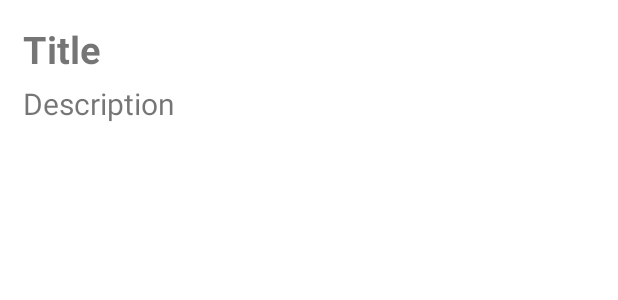
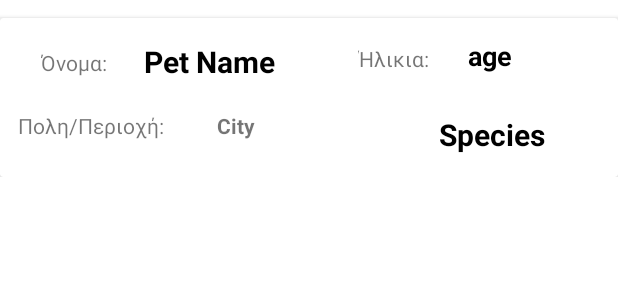
Before and after one commit to SimosNeopoulos/AdoptMe, an Android app: the layout post_entry.xml on its own in the app's theme, with its tools: preview values and no code run, on a phone screen of 412 x 824 dp. Shown: the top 300 px of the screen. Run offline under Robolectric (Android 15) with nearby library versions, the phone set to English and light mode, and no system bars.

Commit message:
change layout in posts

```diff
--- a/app/src/main/java/com/example/adoptme/LoginActivity.java
+++ b/app/src/main/java/com/example/adoptme/LoginActivity.java
@@ -58,6 +58,5 @@ public class LoginActivity extends AppCompatActivity {
         }
         sessionManager.saveSession(user);
         goToMainPage();
-
     }
 }
--- a/app/src/main/java/com/example/adoptme/PostAdapter.java
+++ b/app/src/main/java/com/example/adoptme/PostAdapter.java
@@ -1,18 +1,16 @@
 package com.example.adoptme;
 
 import android.content.Context;
-import android.graphics.BitmapFactory;
 import android.view.LayoutInflater;
 import android.view.View;
 import android.view.ViewGroup;
 import android.widget.ArrayAdapter;
-import android.widget.EditText;
-import android.widget.ImageView;
+
 import android.widget.TextView;
 
 import androidx.annotation.NonNull;
 import androidx.annotation.Nullable;
-import androidx.recyclerview.widget.RecyclerView;
+
 
 import java.util.ArrayList;
 
@@ -21,20 +19,23 @@ public class PostAdapter extends ArrayAdapter<Post> {
     public PostAdapter(Context context, ArrayList<Post> posts) {
         super(context, 0, posts);
     }
+
     @NonNull
     @Override
     public View getView(int position, @Nullable View convertView, @NonNull ViewGroup parent) {
-        TextView posterName, species;
+        TextView petName, species, animal_age, city;
         Post post = getItem(position);
-        if(convertView == null)
+        if (convertView == null)
             convertView = LayoutInflater.from(getContext()).inflate(R.layout.post_entry, parent, false);
 
-        posterName = convertView.findViewById(R.id.poster_name);
+        petName = convertView.findViewById(R.id.pet_name);
         species = convertView.findViewById(R.id.species);
-
-        posterName.setText(post.getPetName());
+        animal_age = convertView.findViewById(R.id.animal_age);
+        city = convertView.findViewById(R.id.city);
+        petName.setText(post.getPetName());
         species.setText(post.getSpecies());
-
+        animal_age.setText(Integer.toString(post.getAge()));
+        city.setText(post.getTownName());
         return convertView;
     }
 
--- a/app/src/main/res/layout/activity_main.xml
+++ b/app/src/main/res/layout/activity_main.xml
@@ -69,7 +69,7 @@
         app:layout_constraintHorizontal_bias="0.0"
         app:layout_constraintStart_toStartOf="parent"
         app:layout_constraintTop_toBottomOf="@+id/switch1"
-        app:layout_constraintVertical_bias="1.0" />
+        app:layout_constraintVertical_bias="0.222" />
 
 
 </androidx.constraintlayout.widget.ConstraintLayout>
--- a/app/src/main/res/layout/post_entry.xml
+++ b/app/src/main/res/layout/post_entry.xml
@@ -1,26 +1,118 @@
 <?xml version="1.0" encoding="utf-8"?>
 <LinearLayout xmlns:android="http://schemas.android.com/apk/res/android"
-    android:orientation="vertical"
+    xmlns:app="http://schemas.android.com/apk/res-auto"
+    android:orientation="vertical" android:layout_width="match_parent"
+    android:layout_height="wrap_content"
+    android:id="@+id/mainLayout">
+
+    <androidx.cardview.widget.CardView
+        android:id="@+id/cardView"
+
         android:layout_width="match_parent"
-    android:padding="15dp"
-    android:layout_height="100dp">
+        android:layout_height="106dp"
+        android:layout_marginTop="12dp">
+
+        <androidx.constraintlayout.widget.ConstraintLayout
+            android:layout_width="match_parent"
+            android:layout_height="match_parent"
+            android:padding="12dp">
 
             <TextView
-        android:id="@+id/poster_name"
+                android:id="@+id/pet_name"
                 android:layout_width="wrap_content"
                 android:layout_height="wrap_content"
-        android:text="Title"
+                android:layout_marginStart="84dp"
+                android:text="Pet Name"
+                android:textColor="#000"
+                android:textSize="20sp"
                 android:textStyle="bold"
-        android:maxLines="1"
-        android:textSize="25sp"/>
+                app:layout_constraintBottom_toBottomOf="parent"
+                app:layout_constraintStart_toStartOf="parent"
+                app:layout_constraintTop_toTopOf="parent"
+                app:layout_constraintVertical_bias="0.063" />
 
             <TextView
                 android:id="@+id/species"
-        android:layout_width="wrap_content"
-        android:layout_height="wrap_content"
-        android:text="Description"
-        android:maxLines="1"
-        android:layout_marginTop="5dp"
-        android:textSize="20sp"/>
+                android:layout_width="92dp"
+                android:layout_height="28dp"
+                android:text="Species"
+                android:textColor="#000"
+                android:textSize="20sp"
+                android:textStyle="bold"
+                app:layout_constraintBottom_toBottomOf="parent"
+                app:layout_constraintEnd_toEndOf="parent"
+                app:layout_constraintHorizontal_bias="0.949"
+                app:layout_constraintStart_toStartOf="parent"
+                app:layout_constraintTop_toTopOf="parent"
+                app:layout_constraintVertical_bias="0.961" />
+
+            <TextView
+                android:id="@+id/animal_age"
+                android:layout_width="66dp"
+                android:layout_height="33dp"
+                android:text="age"
+                android:textColor="#000"
+                android:textSize="18sp"
+                android:textStyle="bold"
+                app:layout_constraintBottom_toBottomOf="parent"
+                app:layout_constraintEnd_toEndOf="parent"
+                app:layout_constraintHorizontal_bias="0.931"
+                app:layout_constraintStart_toStartOf="parent"
+                app:layout_constraintTop_toTopOf="parent"
+                app:layout_constraintVertical_bias="0.015" />
+
+            <TextView
+                android:id="@+id/city"
+                android:layout_width="105dp"
+                android:layout_height="23dp"
+                android:text="City"
+                android:textStyle="bold"
+                app:layout_constraintBottom_toBottomOf="parent"
+                app:layout_constraintEnd_toEndOf="parent"
+                app:layout_constraintHorizontal_bias="0.47"
+                app:layout_constraintStart_toStartOf="parent"
+                app:layout_constraintTop_toTopOf="parent"
+                app:layout_constraintVertical_bias="0.855" />
+
+            <TextView
+                android:id="@+id/textView2"
+                android:layout_width="57dp"
+                android:layout_height="27dp"
+                android:layout_marginStart="12dp"
+                android:text="Όνομα:"
+                app:layout_constraintBottom_toBottomOf="parent"
+                app:layout_constraintEnd_toStartOf="@+id/pet_name"
+                app:layout_constraintHorizontal_bias="0.21"
+                app:layout_constraintStart_toStartOf="parent"
+                app:layout_constraintTop_toTopOf="parent"
+                app:layout_constraintVertical_bias="0.151" />
+
+            <TextView
+                android:id="@+id/textView3"
+                android:layout_width="60dp"
+                android:layout_height="23dp"
+                android:text="Ήλικια:"
+                app:layout_constraintBottom_toBottomOf="parent"
+                app:layout_constraintEnd_toEndOf="parent"
+                app:layout_constraintHorizontal_bias="0.691"
+                app:layout_constraintStart_toStartOf="parent"
+                app:layout_constraintTop_toTopOf="parent"
+                app:layout_constraintVertical_bias="0.094" />
+
+            <TextView
+                android:id="@+id/textView4"
+                android:layout_width="114dp"
+                android:layout_height="23dp"
+                android:layout_marginEnd="31dp"
+                android:text="Πολη/Περιοχή:"
+                app:layout_constraintBottom_toBottomOf="parent"
+                app:layout_constraintEnd_toStartOf="@+id/city"
+                app:layout_constraintHorizontal_bias="0.0"
+                app:layout_constraintStart_toStartOf="parent"
+                app:layout_constraintTop_toTopOf="parent"
+                app:layout_constraintVertical_bias="0.857" />
+
+        </androidx.constraintlayout.widget.ConstraintLayout>
+    </androidx.cardview.widget.CardView>
 
 </LinearLayout>
```
Lines whose indentation alone changed are shown as unchanged.
